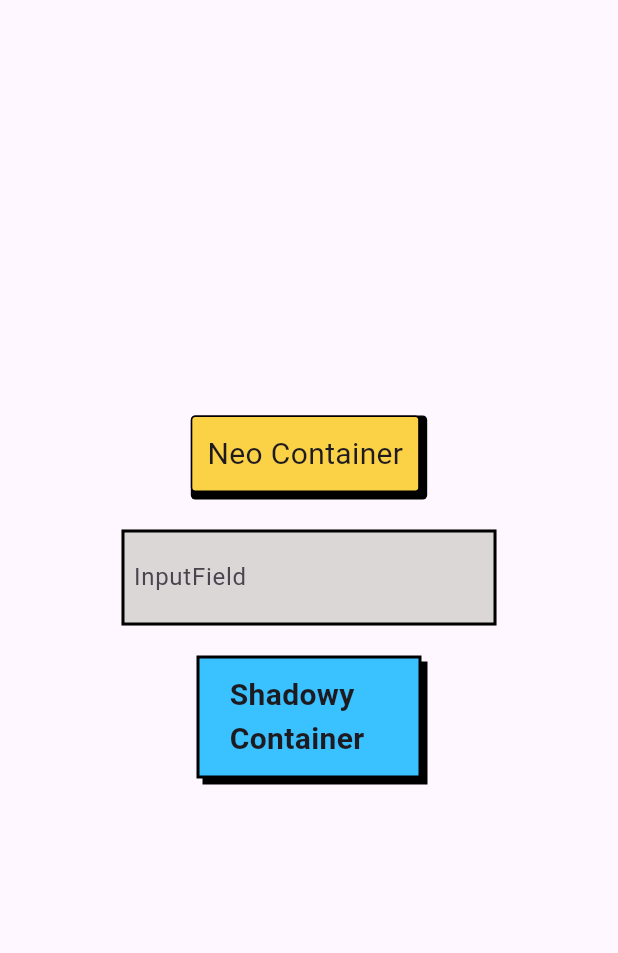
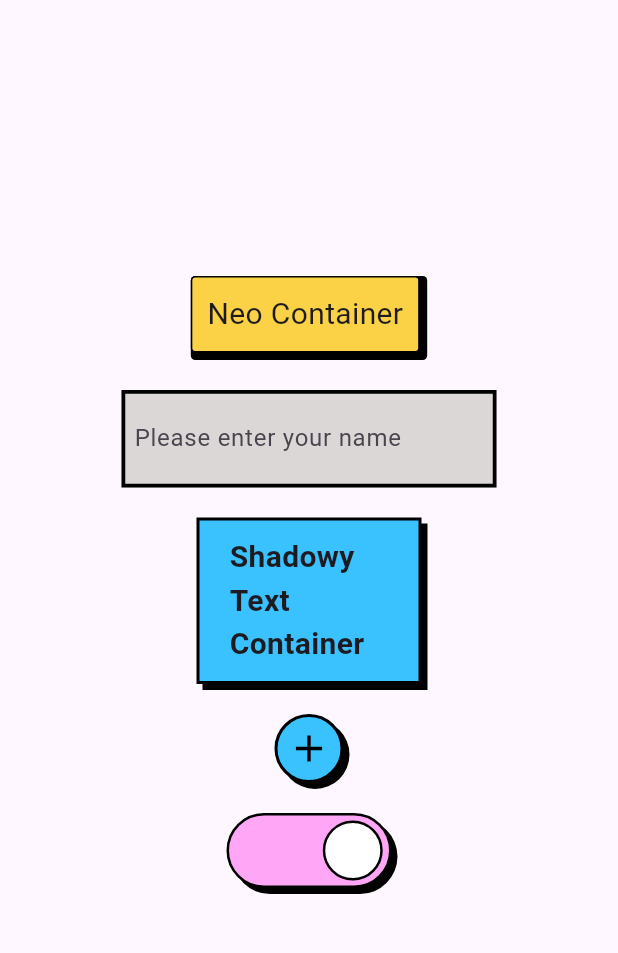
Before and after one commit to M3R3K/neobrutalist_ui_elements, a Flutter app: the screen it shows after launch, on a phone screen of 412 x 824 dp, the part 63-1016 px from its top. Run offline on Flutter 3.47's test engine with Material 3 defaults, Android fonts, the phone set to English and light mode, and no system bars.

Commit message:
Update pubspec.yaml description, add new widgets, and enhance InputField and TextContainer functionality

```diff
--- a/example/lib/main.dart
+++ b/example/lib/main.dart
@@ -3,16 +3,30 @@ import 'package:flutter/material.dart';
 import 'package:neobrutalist_ui_elements/neobrutalist_ui_elements.dart';
 
 void main() {
-  runApp(const MyApp());
+  runApp(MyApp());
 }
 
-class MyApp extends StatelessWidget {
-  const MyApp({super.key});
+class MyApp extends StatefulWidget {
+  MyApp({super.key});
 
-  // This widget is the root of your application.
+  @override
+  State<MyApp> createState() => _MyAppState();
+}
+
+class _MyAppState extends State<MyApp> {
+  void _onSwitchChanged(bool value, BuildContext context) {
+    ScaffoldMessenger.of(context).showSnackBar(
+      SnackBar(
+        content: Text('Switch changed to: $value'),
+        duration: const Duration(seconds: 1),
+      ),
+    );
+  }
+
   @override
   Widget build(BuildContext context) {
     return MaterialApp(
+      debugShowCheckedModeBanner: false,
       title: 'Flutter Demo',
       home: Scaffold(
         appBar: AppBar(
@@ -41,7 +55,9 @@ class MyApp extends StatelessWidget {
                 ),
                 const SizedBox(height: 20),
                 InputField(
-                  hintText: 'InputField',
+                  padding: EdgeInsets.all(6),
+                  width: 250,
+                  hintText: 'Please enter your name',
                   obscureText: false,
                   controller: null,
                   bgcolor: const Color.fromARGB(255, 220, 215, 215),
@@ -51,9 +67,37 @@ class MyApp extends StatelessWidget {
                 ),
                 const SizedBox(height: 20),
                 const TextContainer(
-                    text: 'Shadowy Container',
+                    textWidget: Text("Shadowy Text Container",
+                        style: TextStyle(
+                            fontSize: 20, fontWeight: FontWeight.bold)),
                     width: 150,
-                    bgcolor: Color.fromARGB(255, 58, 193, 255))
+                    bgcolor: Color.fromARGB(255, 58, 193, 255)),
+                const SizedBox(height: 20),
+                NeoCircleIconButon(
+                  padding: const EdgeInsets.all(6),
+                  onPressed: () => debugPrint("Button pressed!"),
+                  icon: const Icon(
+                    Icons.add,
+                    size: 30,
+                    color: Colors.black,
+                  ),
+                  backgroundColor: const Color.fromARGB(255, 58, 193, 255),
+                  offsetA: 4,
+                  offsetB: 4,
+                ),
+                const SizedBox(height: 20),
+                NeoSwitch(
+                  onChanged: _onSwitchChanged,
+                  defaultState: true,
+                  width: 110,
+                  height: 50,
+                  falseColor: Colors.grey,
+                  borderRadius: BorderRadius.circular(30),
+                  trueColor: const Color.fromRGBO(255, 166, 246, 1),
+                  optionalShadowOffset: 4,
+                  animationDuration: const Duration(milliseconds: 180),
+                ),
+                const SizedBox(height: 20),
               ],
             ),
           ),
--- a/example/pubspec.yaml
+++ b/example/pubspec.yaml
@@ -1,5 +1,5 @@
 name: example
-description: "A new Flutter project."
+description: "An example project for neobrutalist_ui_elements"
 
 
 
--- a/lib/src/widgets.dart
+++ b/lib/src/widgets.dart
@@ -1,3 +1,5 @@
 export 'widgets/container_neo.dart';
 export 'widgets/input_field.dart';
 export 'widgets/text_container.dart';
+export 'widgets/neo_circle_icon_button.dart';
+export 'widgets/neo_switch.dart';
--- a/lib/src/widgets/container_neo.dart
+++ b/lib/src/widgets/container_neo.dart
@@ -74,6 +74,13 @@
             widget.defaultPaddingBottom = 0;
             widget.defaultPaddingRight = 0;
           });
+
+          Timer(const Duration(milliseconds: 160), () {
+            setState(() {
+              widget.defaultPaddingBottom = widget.previousPaddingBottom!;
+              widget.defaultPaddingRight = widget.previousPaddingRight!;
+            });
+          });
         }
       },
       onTapUp: (_) {
@@ -82,13 +89,19 @@
             widget.defaultPaddingBottom = widget.previousPaddingBottom!;
             widget.defaultPaddingRight = widget.previousPaddingRight!;
           });
+          Timer(const Duration(milliseconds: 160), () {
+            setState(() {
+              widget.defaultPaddingBottom = widget.previousPaddingBottom!;
+              widget.defaultPaddingRight = widget.previousPaddingRight!;
+            });
+          });
         }
       },
       child: AnimatedContainer(
         padding: EdgeInsets.only(
             right: widget.defaultPaddingBottom,
             bottom: widget.defaultPaddingBottom),
-        duration: const Duration(milliseconds: 80),
+        duration: const Duration(milliseconds: 60),
         curve: Curves.linear,
         decoration: BoxDecoration(
           color: const Color.fromARGB(255, 0, 0, 0),
--- a/lib/src/widgets/input_field.dart
+++ b/lib/src/widgets/input_field.dart
@@ -4,14 +4,18 @@ import 'package:flutter/material.dart';
 class InputField extends StatefulWidget {
   InputField({
     required this.hintText,
+    required this.width,
     required this.obscureText,
     this.controller,
     required this.bgcolor,
     this.onChanged,
+    this.padding,
     super.key,
   });
 
   Color bgcolor;
+  final EdgeInsets? padding;
+  final double width;
   final String hintText;
   TextEditingController? controller;
   final bool obscureText;
@@ -25,18 +29,18 @@ class _InputFieldState extends State<InputField> {
   @override
   Widget build(BuildContext context) {
     return Container(
-      padding: const EdgeInsets.all(6),
-
-      // color: Colors.white,
+      padding: widget.padding ?? const EdgeInsets.all(6),
       decoration: BoxDecoration(
-        border: Border.all(color: const Color.fromARGB(255, 0, 0, 0), width: 2),
+        border: Border.all(
+            color: const Color.fromARGB(255, 0, 0, 0),
+            width: widget.width / 100),
         boxShadow: [
           BoxShadow(
             color: widget.bgcolor,
           ),
         ],
       ),
-      width: 250,
+      width: widget.width,
       child: TextField(
         onChanged: (String value) {
           setState(() {
--- /dev/null
+++ b/lib/src/widgets/neo_circle_icon_button.dart
@@ -0,0 +1,59 @@
+import 'package:flutter/material.dart';
+
+class NeoCircleIconButon extends StatefulWidget {
+  NeoCircleIconButon({
+    super.key,
+    this.splashColor,
+    this.highlightColor,
+    required this.padding,
+    required this.icon,
+    required this.backgroundColor,
+    required this.offsetA,
+    required this.offsetB,
+    required this.onPressed,
+  });
+  final EdgeInsets padding;
+  double offsetA;
+  double offsetB;
+  final Icon icon;
+  final Color backgroundColor;
+  final Color? splashColor;
+  final Color? highlightColor;
+  final Function()? onPressed;
+
+  @override
+  State<NeoCircleIconButon> createState() => _NeoCircleIconButonState();
+}
+
+class _NeoCircleIconButonState extends State<NeoCircleIconButon> {
+  @override
+  Widget build(BuildContext context) {
+    return Container(
+      decoration: BoxDecoration(
+          boxShadow: [
+            BoxShadow(
+              color: Colors.black, // Shadow color
+              offset: Offset(widget.offsetA, widget.offsetB), // Shadow offset
+            ),
+          ],
+          color: widget.backgroundColor,
+          border: Border.all(color: Colors.black, width: 2),
+          shape: BoxShape.circle),
+      child: Material(
+        color: Colors.transparent,
+        child: InkWell(
+          splashColor: widget.splashColor ?? const Color.fromARGB(104, 0, 0, 0),
+          highlightColor: widget.highlightColor,
+          customBorder: const CircleBorder(),
+          onTap: () {
+            widget.onPressed!();
+          },
+          child: Padding(
+            padding: widget.padding,
+            child: widget.icon,
+          ),
+        ),
+      ),
+    );
+  }
+}
--- /dev/null
+++ b/lib/src/widgets/neo_switch.dart
@@ -0,0 +1,104 @@
+import 'package:flutter/material.dart';
+
+// ignore: must_be_immutable
+class NeoSwitch extends StatefulWidget {
+  NeoSwitch(
+      {required this.width,
+      required this.onChanged,
+      required this.height,
+      required this.falseColor,
+      required this.trueColor,
+      this.optionalShadowOffset,
+      this.animationDuration,
+      this.defaultState,
+      this.borderRadius,
+      super.key});
+  final double width;
+  final double height;
+  final Color falseColor;
+  final Color trueColor;
+  final bool? defaultState;
+  final Function(bool, BuildContext) onChanged;
+  Duration? animationDuration;
+  BorderRadius? borderRadius;
+  double? optionalShadowOffset;
+
+  @override
+  State<NeoSwitch> createState() => _NeoSwitchState();
+}
+
+class _NeoSwitchState extends State<NeoSwitch> {
+  late Color _switchColor;
+  late bool _switchState;
+  @override
+  void initState() {
+    super.initState();
+    if (widget.defaultState != null) {
+      _switchColor =
+          widget.defaultState! ? widget.trueColor : widget.falseColor;
+      _switchState = widget.defaultState!;
+    } else {
+      _switchColor = widget.falseColor;
+      _switchState = false;
+    }
+  }
+
+  @override
+  Widget build(BuildContext context) {
+    return GestureDetector(
+      onTap: () {
+        setState(() {
+          _switchState = !_switchState;
+          _switchColor = _switchColor == widget.falseColor
+              ? widget.trueColor
+              : widget.falseColor;
+        });
+        widget.onChanged(_switchState, context);
+        debugPrint('Switch state: $_switchState');
+      },
+      child: AnimatedContainer(
+        curve: Curves.easeInOut,
+        duration: Duration(
+            milliseconds: widget.animationDuration != null
+                ? widget.animationDuration!.inMilliseconds
+                : 180),
+        width: widget.width,
+        height: widget.height,
+        decoration: BoxDecoration(
+          boxShadow: widget.optionalShadowOffset != null
+              ? [
+                  BoxShadow(
+                    color: Colors.black, // Shadow color
+                    offset: Offset(widget.optionalShadowOffset!,
+                        widget.optionalShadowOffset!), // Shadow offset
+                  ),
+                ]
+              : null,
+          color: _switchColor,
+          border: Border.all(color: Colors.black, width: widget.height / 30),
+          borderRadius: widget.borderRadius,
+        ),
+        child: AnimatedContainer(
+          padding: EdgeInsets.all(widget.height / 15),
+          duration: Duration(
+              milliseconds: widget.animationDuration != null
+                  ? widget.animationDuration!.inMilliseconds
+                  : 180),
+          curve: Curves.easeInOut,
+          alignment:
+              _switchState ? Alignment.centerRight : Alignment.centerLeft,
+          child: Container(
+            width: widget.height / 1.2,
+            height: widget.height / 1.2,
+            decoration: BoxDecoration(
+              shape: BoxShape.circle,
+              color: Colors.white,
+              border:
+                  Border.all(color: Colors.black, width: widget.height / 30),
+            ),
+          ),
+        ),
+      ),
+    );
+  }
+}
--- a/lib/src/widgets/text_container.dart
+++ b/lib/src/widgets/text_container.dart
@@ -1,22 +1,29 @@
 import 'package:flutter/material.dart';
 
-class TextContainer extends StatelessWidget {
+class TextContainer extends StatefulWidget {
   const TextContainer({
-    required this.text,
+    required this.textWidget,
     required this.width,
     required this.bgcolor,
     super.key,
   });
-  final String text;
+  final Widget textWidget;
   final double width;
   final Color bgcolor;
 
   @override
+  State<TextContainer> createState() => _TextContainerState();
+}
+
+class _TextContainerState extends State<TextContainer> {
+  @override
   Widget build(BuildContext context) {
-    return Container(
-      width: width,
+    return AnimatedContainer(
+      duration: Duration(milliseconds: 200),
+      curve: Curves.linear,
+      width: widget.width,
       decoration: BoxDecoration(
-        color: bgcolor, // Light green background
+        color: widget.bgcolor,
         border: Border.all(color: Colors.black, width: 2), // Black border
         boxShadow: const [
           BoxShadow(
@@ -26,13 +33,7 @@ class TextContainer extends StatelessWidget {
         ],
       ),
       padding: const EdgeInsets.symmetric(vertical: 10, horizontal: 20),
-      child: Text(
-        text,
-        style: const TextStyle(
-          fontSize: 20,
-          fontWeight: FontWeight.bold,
-        ),
-      ),
+      child: widget.textWidget,
     );
   }
 }
```
Also changed, not shown: 1 other file.
